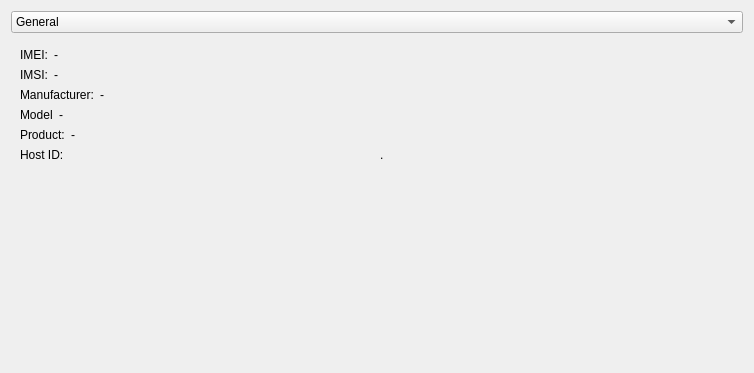
Above: examples/sysinfo/dialog_small_landscape.ui from qtproject/qt-mobility before the change. Below: the same form after it.
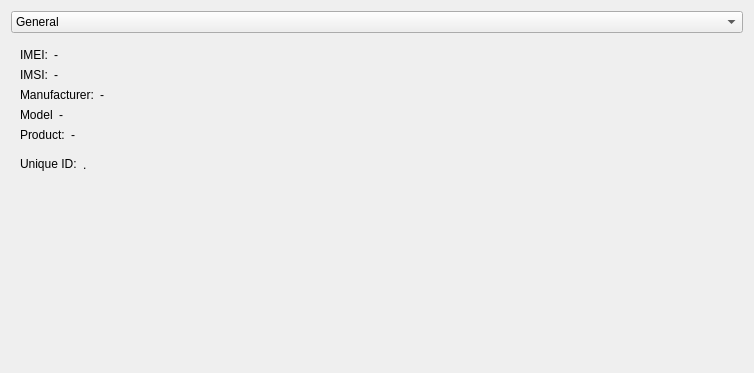
That is the form after the change. The open tabs and pages were chosen to show the change. Icons and pictures are not drawn.

Commit message: hostID -> uniqueID

What changed in the file:
```diff
--- a/examples/sysinfo/dialog_small_landscape.ui
+++ b/examples/sysinfo/dialog_small_landscape.ui
@@ -501,13 +501,25 @@
         <layout class="QHBoxLayout" name="horizontalLayout_10">
          <item>
           <widget class="QLabel" name="label_9">
+           <property name="sizePolicy">
+            <sizepolicy hsizetype="Minimum" vsizetype="Fixed">
+             <horstretch>0</horstretch>
+             <verstretch>0</verstretch>
+            </sizepolicy>
+           </property>
            <property name="text">
-            <string>Host ID:</string>
+            <string>Unique ID:</string>
            </property>
           </widget>
          </item>
          <item>
-          <widget class="QLabel" name="hostIdLabel">
+          <widget class="QLabel" name="uniqueIDLabel">
+           <property name="sizePolicy">
+            <sizepolicy hsizetype="Expanding" vsizetype="Expanding">
+             <horstretch>0</horstretch>
+             <verstretch>0</verstretch>
+            </sizepolicy>
+           </property>
            <property name="text">
             <string>.</string>
            </property>
@@ -515,7 +527,7 @@
          </item>
         </layout>
        </item>
-       <item row="6" column="0">
+       <item row="6" column="0" colspan="2">
         <spacer name="verticalSpacer_13">
          <property name="orientation">
           <enum>Qt::Vertical</enum>
```
The commit also changes 12 other files.
